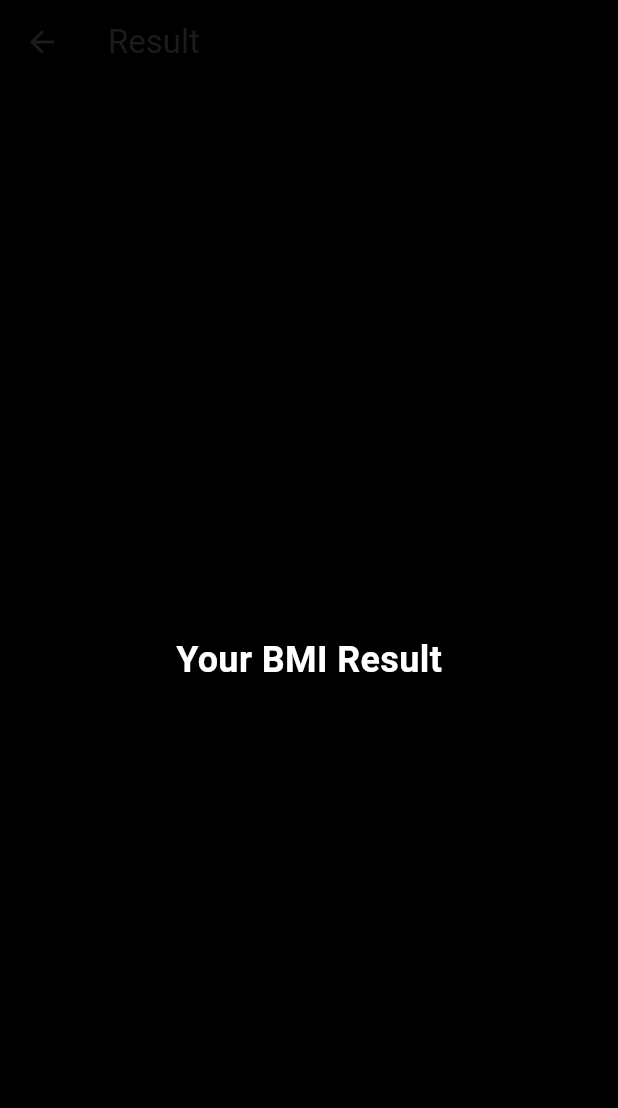
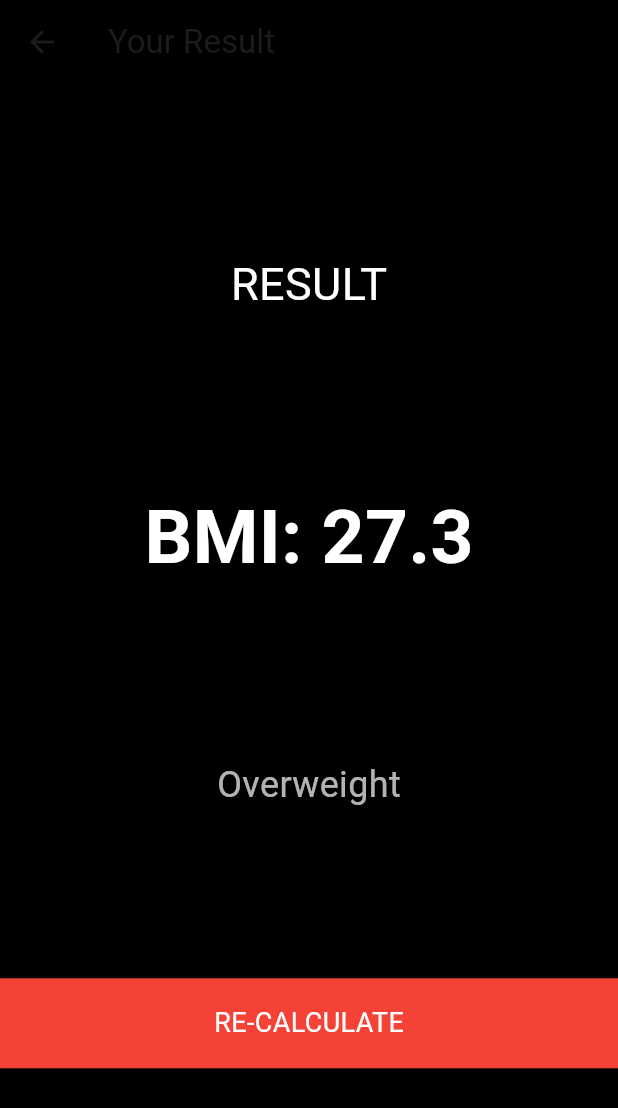
Before and after one commit to Ahmar72/Mobile-app-dev, a Flutter app: the screen it shows after launch, after a tap on "CALCULATE", on a phone screen of 412 x 824 dp. Shown: the top 1108 px of the screen. Run offline on Flutter 3.47's test engine with Material 3 defaults, Android fonts, the phone set to English and light mode, and no system bars; our stand-ins replace sqflite; accounts and stored records are empty.

Commit message:
last screen added calculation to the screens

```diff
--- a/ibm_caculatr/lib/bmi_screen.dart
+++ b/ibm_caculatr/lib/bmi_screen.dart
@@ -19,6 +19,11 @@ class _BMIScreenState extends State<BMIScreen> {
   double height = 147.0;
   int weight = 60;
   int age = 20;
+
+  double calculateBMI() {
+    double heightInMeters = height / 100;
+    return weight / (heightInMeters * heightInMeters);
+  }
 
   @override
   Widget build(BuildContext context) {
@@ -87,10 +92,12 @@ class _BMIScreenState extends State<BMIScreen> {
             ),
             GestureDetector(
               onTap: () {
-                // Navigate to result screen
+                double bmi = calculateBMI();
                 Navigator.push(
                   context,
-                  MaterialPageRoute(builder: (context) => const ResultScreen()),
+                  MaterialPageRoute(
+                    builder: (context) => ResultScreen(bmi: bmi),
+                  ),
                 );
               },
               child: Container(
--- a/ibm_caculatr/lib/result_screen.dart
+++ b/ibm_caculatr/lib/result_screen.dart
@@ -2,25 +2,52 @@ import 'package:flutter/material.dart';
 import 'app_colors.dart';
 
 class ResultScreen extends StatelessWidget {
-  const ResultScreen({super.key});
+  final double bmi;
+
+  const ResultScreen({super.key, required this.bmi});
+
+  String getBMICategory(double bmi) {
+    if (bmi < 18.5) return "Underweight";
+    if (bmi < 25) return "Normal";
+    if (bmi < 30) return "Overweight";
+    return "Obese";
+  }
 
   @override
   Widget build(BuildContext context) {
+    final String bmiResult = bmi.toStringAsFixed(1);
+    final String category = getBMICategory(bmi);
+
     return Scaffold(
       backgroundColor: AppColors.background,
       appBar: AppBar(
         backgroundColor: AppColors.background,
-        title: const Text("Result"),
+        title: const Text("Your Result"),
       ),
-      body: const Center(
-        child: Text(
-          "Your BMI Result",
-          style: TextStyle(
-            color: AppColors.whiteText,
-            fontSize: 24,
-            fontWeight: FontWeight.bold,
+      body: Column(
+        mainAxisAlignment: MainAxisAlignment.spaceEvenly,
+        children: [
+          const Text("RESULT", style: TextStyle(fontSize: 30, color: Colors.white)),
+          Text(
+            "BMI: $bmiResult",
+            style: const TextStyle(fontSize: 50, fontWeight: FontWeight.bold, color: Colors.white),
           ),
-        ),
+          Text(
+            category,
+            style: const TextStyle(fontSize: 24, color: Colors.white70),
+          ),
+          GestureDetector(
+            onTap: () => Navigator.pop(context),
+            child: Container(
+              color: AppColors.buttonColor,
+              height: 60,
+              width: double.infinity,
+              child: const Center(
+                child: Text("RE-CALCULATE", style: TextStyle(color: Colors.white, fontSize: 18)),
+              ),
+            ),
+          ),
+        ],
       ),
     );
   }
```
